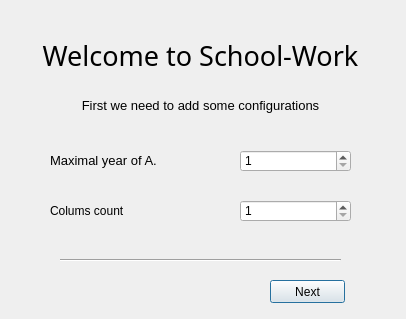
Before: the Qt Designer form UI/std_conf.ui in FirsovG/School_Work, drawn with Qt 5.
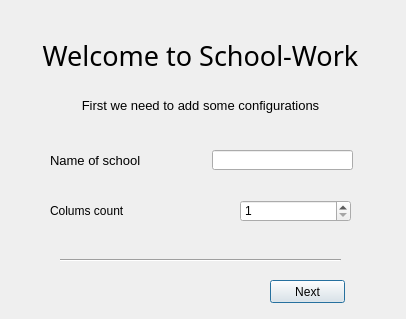
After: the same form once the commit is applied.

Commit message: Max Y.o.A changed on school name

Diff of the .ui file:
```diff
--- a/UI/std_conf.ui
+++ b/UI/std_conf.ui
@@ -73,23 +73,7 @@
     </font>
    </property>
    <property name="text">
-    <string>Maximal year of A.</string>
-   </property>
-  </widget>
-  <widget class="QSpinBox" name="max_YOA_spin_box">
-   <property name="geometry">
-    <rect>
-     <x>240</x>
-     <y>150</y>
-     <width>111</width>
-     <height>22</height>
-    </rect>
-   </property>
-   <property name="minimum">
-    <number>1</number>
-   </property>
-   <property name="maximum">
-    <number>7</number>
+    <string>Name of school</string>
    </property>
   </widget>
   <widget class="QLabel" name="colums_count_label">
@@ -147,6 +131,16 @@
     <string>Next</string>
    </property>
   </widget>
+  <widget class="QLineEdit" name="lineEdit">
+   <property name="geometry">
+    <rect>
+     <x>212</x>
+     <y>150</y>
+     <width>141</width>
+     <height>20</height>
+    </rect>
+   </property>
+  </widget>
  </widget>
  <resources/>
  <connections/>
```
The commit also changes 5 other files.
